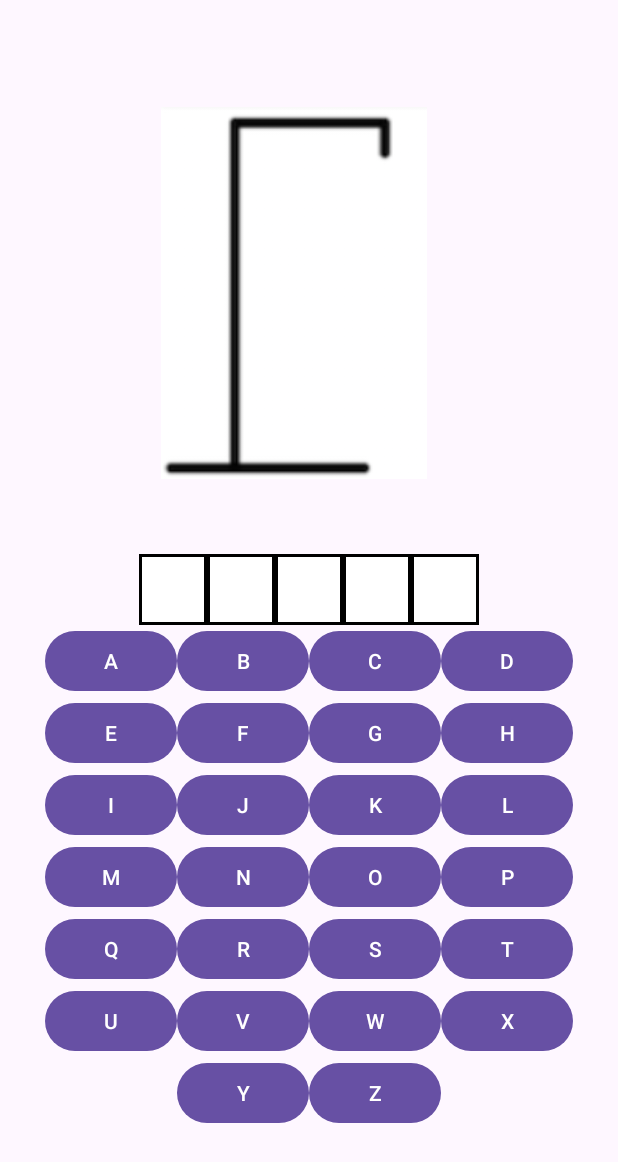
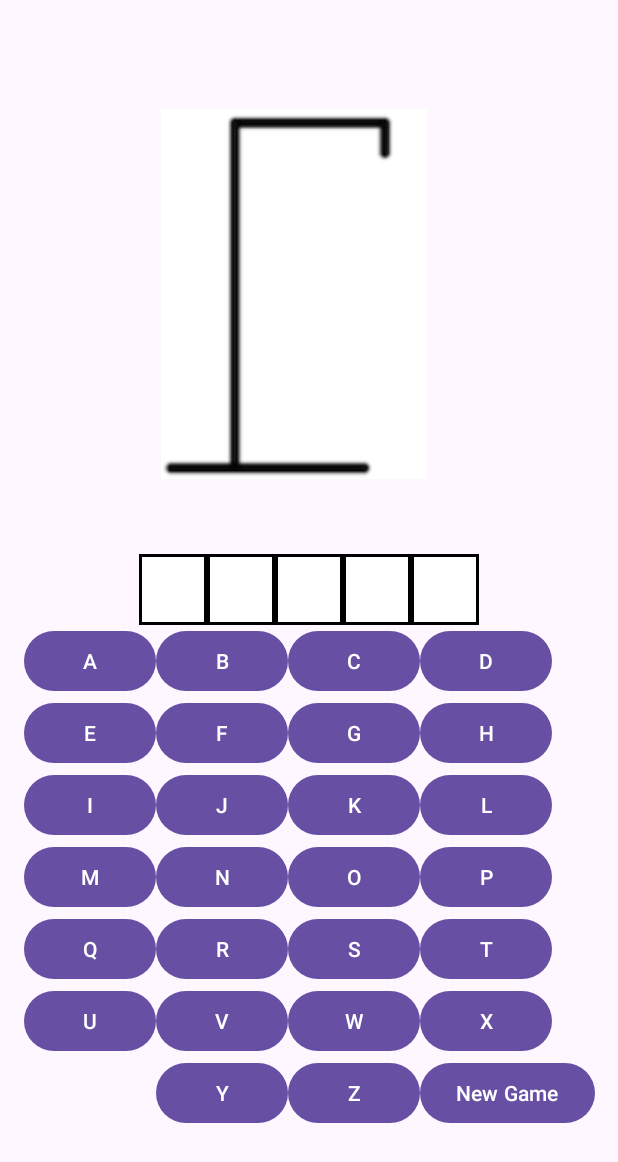
Before and after one commit to mmeah16/MuntasirMeahQixuanChenHangman, an Android app: the screen it shows after launch (MainActivity), on a phone screen of 412 x 824 dp. Shown: the top 1162 px of the screen. Run offline under Robolectric (Android 15) with nearby library versions, the phone set to English and light mode, and no system bars.

Commit message:
added new game button

```diff
--- a/app/src/main/res/layout/fragment_letter_buttons.xml
+++ b/app/src/main/res/layout/fragment_letter_buttons.xml
@@ -215,5 +215,11 @@
             android:text="Z"
             app:layout_column="2"
             app:layout_row="6" />
+
+        <Button
+            android:id="@+id/new_game_button"
+            android:text="New Game"
+            app:layout_column="3"
+            app:layout_row="6" />
     </androidx.gridlayout.widget.GridLayout>
 </androidx.constraintlayout.widget.ConstraintLayout>
```
Also changed, not shown: app/src/main/java/com/example/hangman/LetterButtonsFragment.kt (+14 -0 lines), 199 other files.
